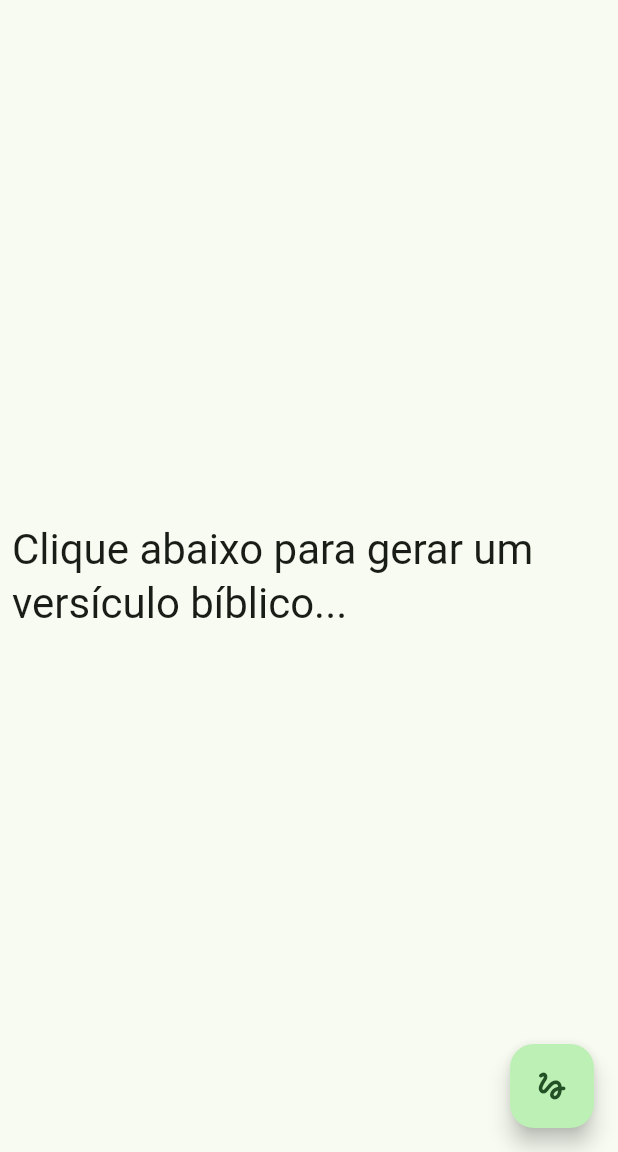
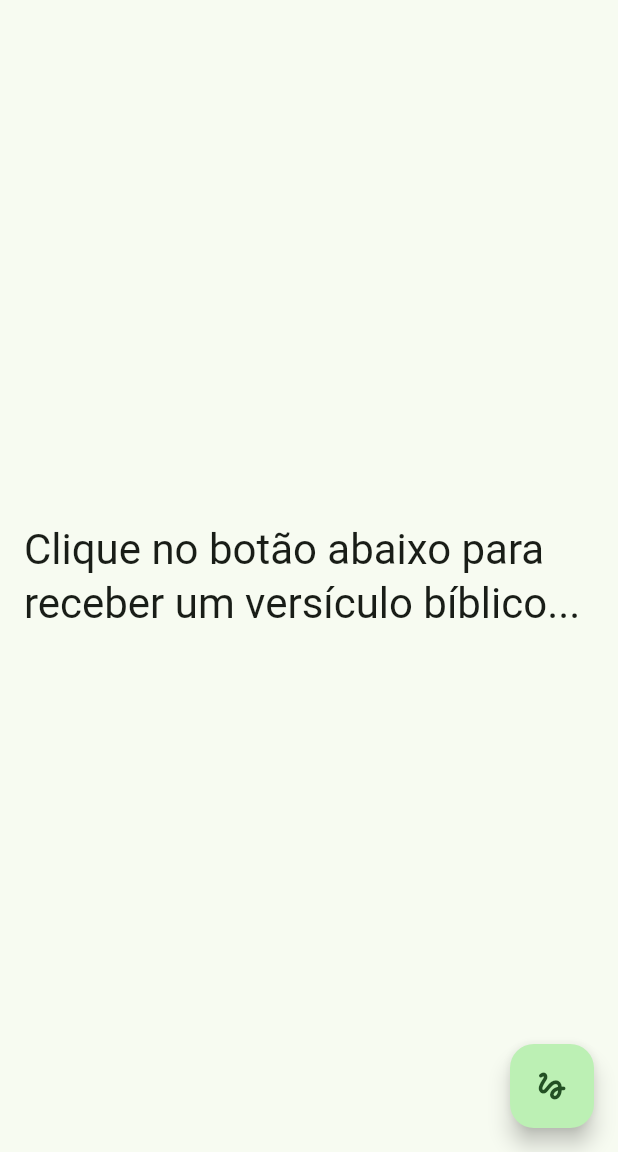
Before and after one commit to cristianms/meu_versiculo_diario, a Flutter app: the screen it shows after launch, on a phone screen of 412 x 824 dp, the part 84-1236 px from its top. Run offline on Flutter 3.47's test engine with Material 3 defaults, Android fonts, the phone set to English and light mode, and no system bars.

```diff
--- a/lib/main.dart
+++ b/lib/main.dart
@@ -515,14 +515,35 @@ class _MyHomePageState extends State<MyHomePage> {
           child: Column(
             mainAxisAlignment: MainAxisAlignment.center,
             children: <Widget>[
-              Text(
-                versiculo != null ? versiculo!.texto : 'Clique abaixo para gerar um versículo bíblico...',
-                style: Theme.of(context).textTheme.headlineMedium,
-              ),
+              if (versiculo == null) ...[
+                Padding(
+                  padding: const EdgeInsets.all(8.0),
+                  child: Text(
+                    'Clique no botão abaixo para receber um versículo bíblico...',
+                    style: Theme.of(context).textTheme.headlineMedium,
+                  ),
+                ),
+              ],
               if (versiculo != null) ...[
-                Text(
-                  '${versiculo!.livro} ${versiculo!.versiculo}',
-                  style: Theme.of(context).textTheme.headlineSmall,
+                Padding(
+                  padding: const EdgeInsets.all(8.0),
+                  child: Card(
+                    child: Padding(
+                      padding: const EdgeInsets.all(8.0),
+                      child: Column(
+                        children: [
+                          Text(
+                            versiculo!.texto,
+                            style: Theme.of(context).textTheme.headlineMedium,
+                          ),
+                          Text(
+                            '${versiculo!.livro} ${versiculo!.versiculo}',
+                            style: Theme.of(context).textTheme.headlineSmall,
+                          ),
+                        ],
+                      ),
+                    ),
+                  ),
                 ),
               ],
             ],
```
Also changed, not shown: pubspec.yaml (+8 -50 lines), assets/imagens/icon_launcher.png (added), pubspec.lock, 28 other files.
